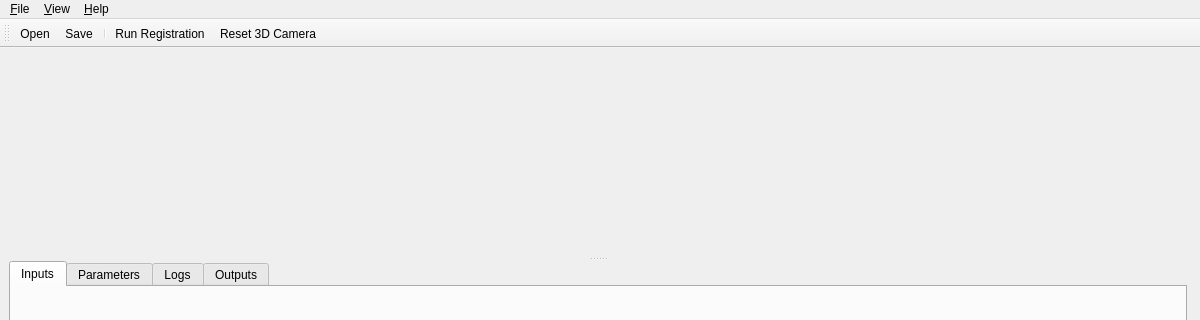
First picture: the form in src/digiforest_registration/gui/main_window.ui, repository ori-drs/aerial_terrestrial_registration, before the edit; both pictures show x 0 to 1200 and y 0 to 320 of the 1200 by 800 pixel window.
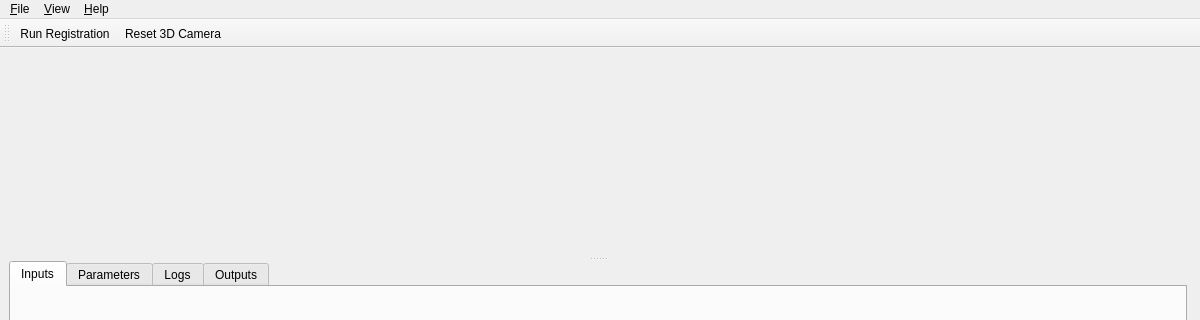
Second picture: the form after the edit.

Commit message: remove unused button

```diff
--- a/src/digiforest_registration/gui/main_window.ui
+++ b/src/digiforest_registration/gui/main_window.ui
@@ -109,22 +109,9 @@
    <property name="windowTitle">
     <string>Main Toolbar</string>
    </property>
-   <addaction name="actionOpen"/>
-   <addaction name="actionSave"/>
-   <addaction name="separator"/>
    <addaction name="actionRunRegistration"/>
    <addaction name="actionReset3D"/>
   </widget>
-  <action name="actionOpen">
-   <property name="text">
-    <string>Open...</string>
-   </property>
-  </action>
-  <action name="actionSave">
-   <property name="text">
-    <string>Save...</string>
-   </property>
-  </action>
   <action name="actionQuit">
    <property name="text">
     <string>Quit</string>
```
Left out of the diff: 2 changed lines with no effect on the pictures. The commit also changes 1 other file.
